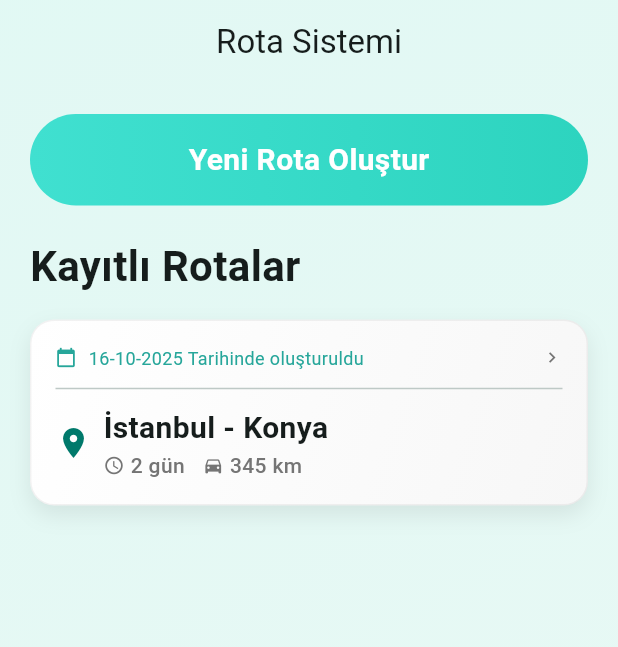
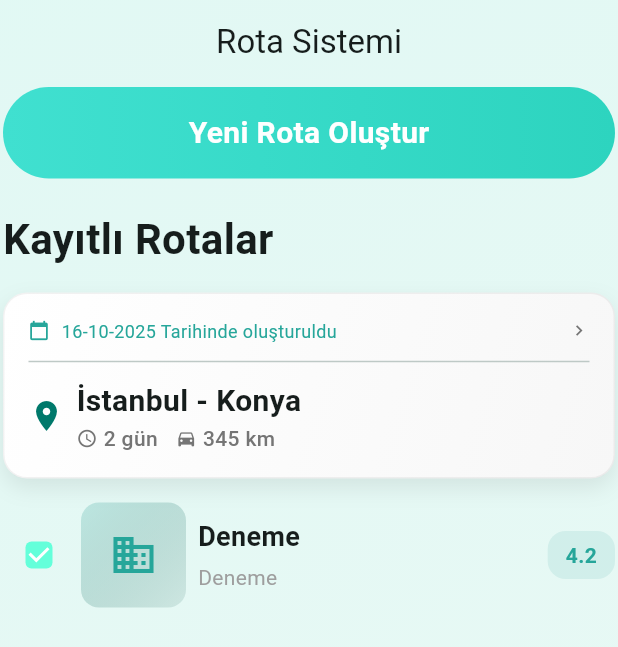
Before and after one commit to batuhangozegu/SmartRoute-Flutter, a Flutter app: the screen it shows after launch, on a phone screen of 412 x 824 dp. Shown: the top 647 px of the screen. Run offline on Flutter 3.47's test engine with Material 3 defaults, Android fonts, the phone set to English and light mode, and no system bars; our stand-ins replace flutter_map, latlong2.

Commit message:
StopViewListItem yapıldı

```diff
--- /dev/null
+++ b/smart_route/lib/Compenents/stops_view_list_item.dart
@@ -0,0 +1,111 @@
+import 'package:flutter/material.dart';
+
+class StopsViewListItem extends StatelessWidget {
+  final String placeName;
+  final String placeCategory;
+  final double rating;
+  final String placeIcon;
+  final bool isSelected;
+  final VoidCallback onTap;
+
+  const StopsViewListItem({
+    Key? key,
+    required this.placeName,
+    required this.placeCategory,
+    required this.rating,
+    required this.placeIcon,
+    required this.isSelected,
+    required this.onTap,
+  }) : super(key: key);
+
+  @override
+  Widget build(BuildContext context) {
+    return InkWell(
+      onTap: onTap,
+      child: Padding(
+        padding: EdgeInsets.symmetric(horizontal: 0, vertical: 16),
+        child: Row(
+          children: [
+            Checkbox(
+              value: isSelected,
+              onChanged: (_) => onTap(),
+              activeColor: Colors.tealAccent,
+              shape: RoundedRectangleBorder(
+                borderRadius: BorderRadius.circular(4),
+              ),
+            ),
+
+            const SizedBox(width: 4),
+
+            Stack(
+              alignment: Alignment.center,
+              children: [
+                Container(
+                  width: 70,
+                  height: 70,
+                  decoration: BoxDecoration(
+                    gradient: LinearGradient(
+                      colors: [
+                        Colors.teal.shade200.withValues(alpha: 0.4),
+                        Colors.teal.shade900.withValues(alpha: 0.1),
+                      ],
+                      begin: Alignment.topLeft,
+                      end: Alignment.bottomRight,
+                    ),
+                    borderRadius: BorderRadius.circular(12),
+                  ),
+                ),
+
+                Center(
+                  child: Icon(
+                    Icons.business,
+                    size: 32,
+                    color: Colors.teal.shade400,
+                  ),
+                ),
+              ],
+            ),
+
+            const SizedBox(width: 8),
+
+            Expanded(
+              child: Column(
+                crossAxisAlignment: CrossAxisAlignment.start,
+                mainAxisSize: MainAxisSize.min,
+                children: [
+                  Text(
+                    placeName,
+                    style: TextStyle(fontSize: 18, fontWeight: FontWeight.bold),
+                  ),
+                  SizedBox(height: 4),
+
+                  Text(
+                    placeCategory,
+                    style: TextStyle(fontSize: 14, color: Colors.grey),
+                  ),
+                ],
+              ),
+            ),
+
+            const SizedBox(width: 12),
+
+            Container(
+              padding: EdgeInsets.symmetric(horizontal: 12, vertical: 6),
+              decoration: BoxDecoration(
+                color: Colors.teal.shade100.withValues(alpha: 0.4),
+                borderRadius: BorderRadius.circular(12),
+              ),
+              child: Text(
+                rating.toStringAsFixed(1),
+                style: TextStyle(
+                  color: Colors.teal.shade400,
+                  fontWeight: FontWeight.w600,
+                ),
+              ),
+            ),
+          ],
+        ),
+      ),
+    );
+  }
+}
--- a/smart_route/lib/views/home_screen.dart
+++ b/smart_route/lib/views/home_screen.dart
@@ -1,6 +1,7 @@
 import 'package:flutter/material.dart';
 import 'package:smart_route/Compenents/gradient_button.dart';
 import 'package:smart_route/Compenents/list_item_view.dart';
+import 'package:smart_route/Compenents/stops_view_list_item.dart';
 import 'package:smart_route/views/create_route.dart';
 
 class HomeScreen extends StatelessWidget {
@@ -29,7 +30,7 @@ class HomeScreen extends StatelessWidget {
         ),
         child: SafeArea(
           child: Padding(
-            padding: const EdgeInsets.all(20),
+            padding: const EdgeInsets.all(2),
             child: Column(
               children: [
                 GradientButton(
@@ -58,6 +59,16 @@ class HomeScreen extends StatelessWidget {
                 const SizedBox(height: 16),
 
                 ListItemView(),
+
+                StopsViewListItem(
+                  placeName: "Deneme",
+                  placeCategory: "Deneme",
+                  rating: 4.2,
+                  placeIcon: "Icons.business",
+                  isSelected: true,
+                  onTap: () => print("deneme"),
+                ),
+
                 const Spacer(),
               ],
             ),
```
